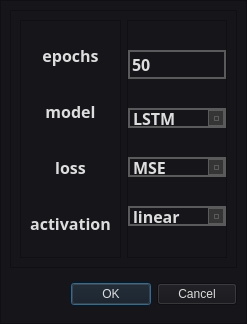
Old version of the form ui_resource/setting_dialog.ui in the repository You-MyeongHan/binance-auto-trading-client.
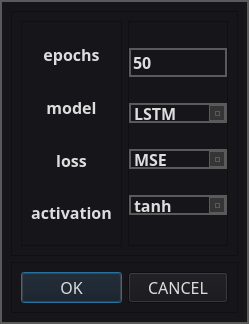
New version of the form.

```diff
--- a/ui_resource/setting_dialog.ui
+++ b/ui_resource/setting_dialog.ui
@@ -295,7 +295,10 @@
    <item>
     <widget class="QFrame" name="frame">
      <property name="styleSheet">
-      <string notr="true"/>
+      <string notr="true">#frame
+{
+border: 2px solid #5A5A5A;
+}</string>
      </property>
      <property name="frameShape">
       <enum>QFrame::StyledPanel</enum>
@@ -559,16 +562,6 @@
                 <bold>true</bold>
                </font>
               </property>
-              <item>
-               <property name="text">
-                <string>linear</string>
-               </property>
-              </item>
-              <item>
-               <property name="text">
-                <string>sigmoid</string>
-               </property>
-              </item>
               <item>
                <property name="text">
                 <string>tanh</string>
@@ -588,39 +581,47 @@
        </widget>
       </item>
       <item>
-       <widget class="QDialogButtonBox" name="buttonBox">
+       <widget class="QFrame" name="frame_5">
         <property name="sizePolicy">
-         <sizepolicy hsizetype="Expanding" vsizetype="Preferred">
+         <sizepolicy hsizetype="Preferred" vsizetype="Preferred">
           <horstretch>0</horstretch>
           <verstretch>0</verstretch>
          </sizepolicy>
         </property>
-        <property name="minimumSize">
-         <size>
-          <width>0</width>
-          <height>40</height>
-         </size>
+        <property name="frameShape">
+         <enum>QFrame::StyledPanel</enum>
         </property>
-        <property name="maximumSize">
-         <size>
-          <width>16777215</width>
-          <height>40</height>
-         </size>
+        <property name="frameShadow">
+         <enum>QFrame::Raised</enum>
         </property>
-        <property name="font">
-         <font>
-          <family>Bahnschrift SemiBold</family>
-          <pointsize>12</pointsize>
-          <weight>75</weight>
-          <bold>true</bold>
-         </font>
-        </property>
-        <property name="orientation">
-         <enum>Qt::Horizontal</enum>
-        </property>
-        <property name="standardButtons">
-         <set>QDialogButtonBox::Cancel|QDialogButtonBox::Ok</set>
-        </property>
+        <layout class="QHBoxLayout" name="horizontalLayout_2">
+         <item>
+          <widget class="QPushButton" name="OK_btn">
+           <property name="font">
+            <font>
+             <family>Bahnschrift SemiBold</family>
+             <pointsize>12</pointsize>
+            </font>
+           </property>
+           <property name="text">
+            <string>OK</string>
+           </property>
+          </widget>
+         </item>
+         <item>
+          <widget class="QPushButton" name="cancel_btn">
+           <property name="font">
+            <font>
+             <family>Bahnschrift SemiBold</family>
+             <pointsize>12</pointsize>
+            </font>
+           </property>
+           <property name="text">
+            <string>CANCEL</string>
+           </property>
+          </widget>
+         </item>
+        </layout>
        </widget>
       </item>
      </layout>
```
Left out of the diff: 10 changed lines with no effect on the pictures.
